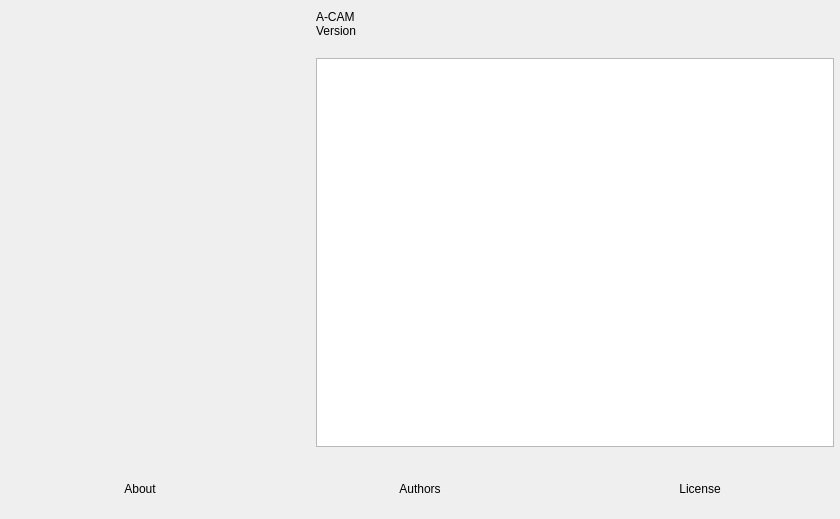
The window that vendor_skins/RemoteFilming-A/UI/forms/OBSAbout.ui (CoSMoSoftware/OBS-studio-webrtc) describes before a commit, drawn with Qt 5.
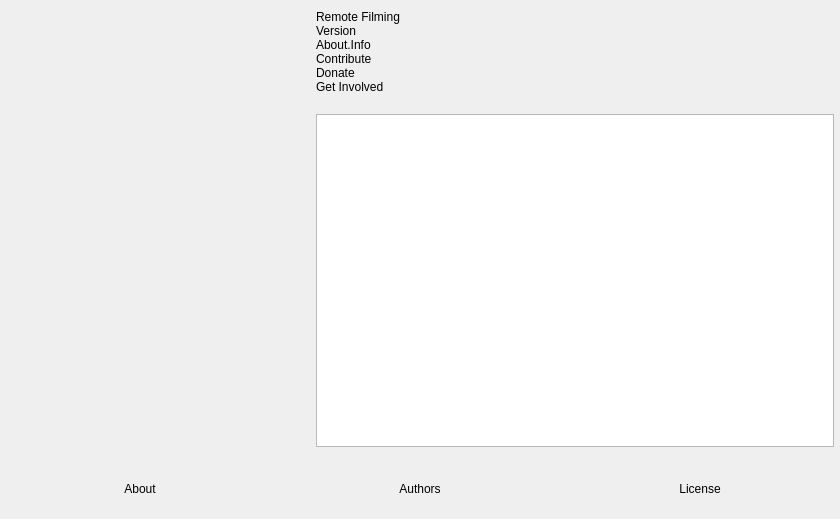
The same window after the commit. Icons and pictures are not drawn. Custom widgets are drawn as their Qt base class.

What changed in the file:
```diff
--- a/vendor_skins/RemoteFilming-A/UI/forms/OBSAbout.ui
+++ b/vendor_skins/RemoteFilming-A/UI/forms/OBSAbout.ui
@@ -76,7 +76,7 @@
        <item>
         <widget class="QLabel" name="name">
          <property name="text">
-          <string notr="true">A-CAM</string>
+          <string notr="true">Remote Filming</string>
          </property>
         </widget>
        </item>
@@ -87,6 +87,40 @@
          </property>
         </widget>
        </item>
+       <item>
+        <widget class="QLabel" name="info">
+         <property name="text">
+          <string>About.Info</string>
+         </property>
+         <property name="wordWrap">
+          <bool>true</bool>
+         </property>
+        </widget>
+       </item>
+       <item>
+        <widget class="QLabel" name="contribute">
+         <property name="text">
+          <string notr="true">Contribute</string>
+         </property>
+         <property name="wordWrap">
+          <bool>true</bool>
+         </property>
+        </widget>
+       </item>
+       <item>
+        <widget class="QLabel" name="donate">
+         <property name="text">
+          <string notr="true">Donate</string>
+         </property>
+        </widget>
+       </item>
+       <item>
+        <widget class="QLabel" name="getInvolved">
+         <property name="text">
+          <string notr="true">Get Involved</string>
+         </property>
+        </widget>
+       </item>
        <item>
         <spacer name="verticalSpacer">
          <property name="orientation">
```
